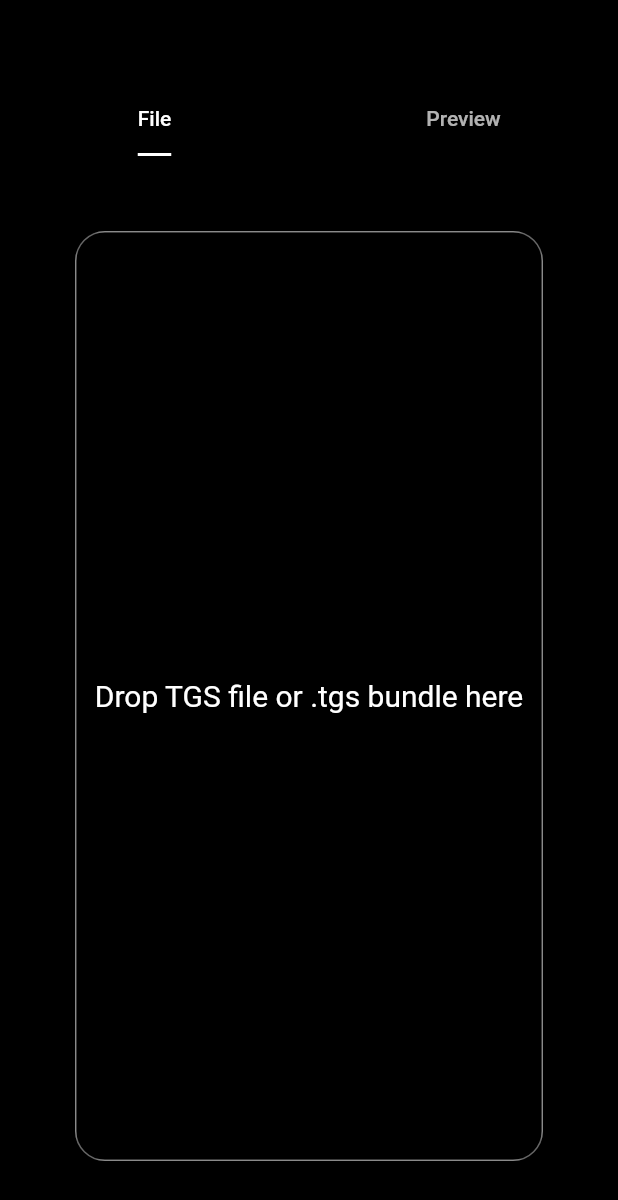
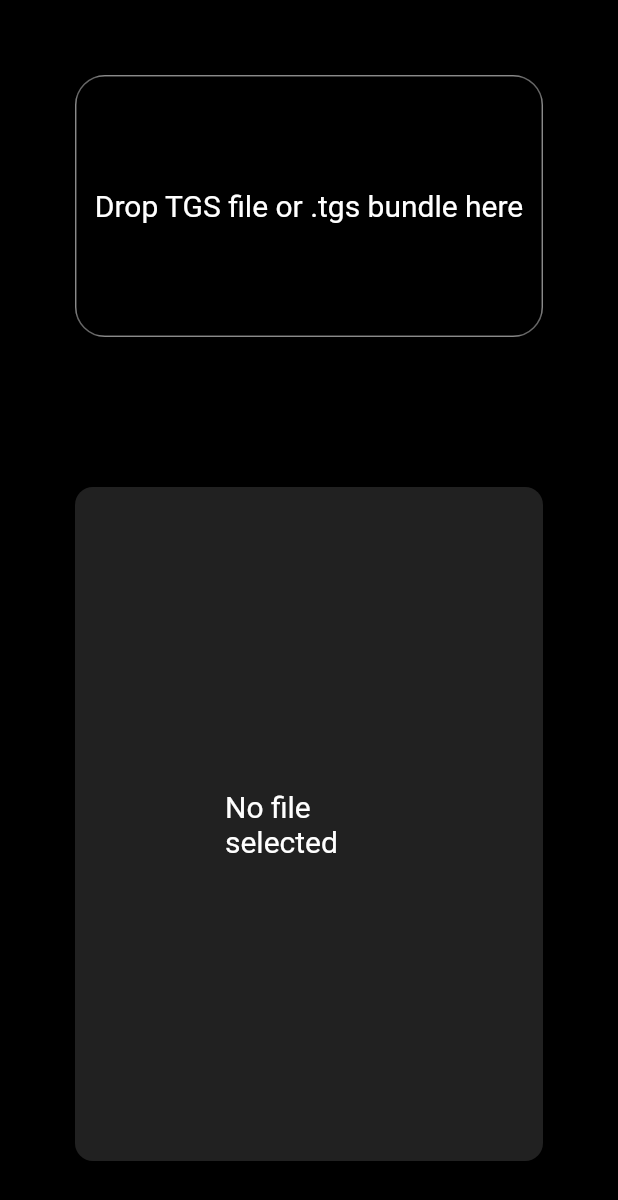
Before and after one commit to kamaravichow/tgs-viewer, a Flutter app: the screen it shows after launch, on a phone screen of 412 x 824 dp. Shown: the top 1200 px of the screen. Run offline on Flutter 3.47's test engine with Material 2 defaults, Android fonts, the phone set to English and light mode, and no system bars; our stand-ins replace cross_file, lottie; missing offline and left inert: desktop_drop, window_size.

Commit message:
home screen Ui updated

```diff
--- a/lib/main.dart
+++ b/lib/main.dart
@@ -6,7 +6,7 @@ import 'package:window_size/window_size.dart';
 
 void main() {
   WidgetsFlutterBinding.ensureInitialized();
-  if (Platform.isWindows || Platform.isLinux || Platform.isMacOS) {
+  if (Platform.isWindows || Platform.isLinux) {
     setWindowMaxSize(const Size(1024, 768));
     setWindowMinSize(const Size(512, 384));
     setWindowTitle('TGS Viewer');
--- a/lib/src/home.dart
+++ b/lib/src/home.dart
@@ -17,25 +17,12 @@ class _HomeScreenState extends State<HomeScreen>
     with SingleTickerProviderStateMixin {
   final List<XFile> _list = [];
 
-  PageController _pageController = PageController();
-  late TabController _tabController;
   bool _dragging = false;
 
   @override
   // init
   void initState() {
     super.initState();
-    _tabController = TabController(length: 2, vsync: this);
-    _tabController.addListener(() {
-      _pageController.jumpToPage(_tabController.index);
-    });
-    _pageController.addListener(() {
-      if (_pageController.page == _pageController.initialPage) {
-        _tabController.animateTo(0);
-      } else {
-        _tabController.animateTo(1);
-      }
-    });
   }
 
   @override
@@ -43,29 +30,13 @@ class _HomeScreenState extends State<HomeScreen>
     File? file = _list.isNotEmpty ? File(_list[0].path) : null;
     return Scaffold(
       resizeToAvoidBottomInset: false,
-      appBar: AppBar(
-        backgroundColor: Colors.black,
-        elevation: 0,
-        scrolledUnderElevation: 0,
-        title: SizedBox.shrink(),
-        bottom: TabBar(
-          indicatorSize: TabBarIndicatorSize.label,
-          indicatorColor: Colors.white,
-          controller: _tabController,
-          tabs: [
-            Tab(text: 'File'),
-            Tab(text: 'Preview'),
-          ],
-        ),
-      ),
       body: Container(
           color: Colors.black,
-          child: PageView(
-            physics: const BouncingScrollPhysics(),
-            scrollDirection: Axis.horizontal,
-            controller: _pageController,
+          child: Column(
             children: [
-              Container(
+              Expanded(
+                flex: 1,
+                child: Container(
                   width: double.infinity,
                   margin: const EdgeInsets.all(50),
                   height: double.infinity,
@@ -84,7 +55,6 @@ class _HomeScreenState extends State<HomeScreen>
                           detail.files.single.name.contains('.zip') ||
                           detail.files.single.name.contains('.tgs')) {
                         debugPrint(detail.files.single.path);
-                      _pageController.jumpToPage(1);
                         setState(() {
                           _list.clear();
                           _list.addAll(detail.files);
@@ -128,7 +98,10 @@ class _HomeScreenState extends State<HomeScreen>
                                     color: Colors.white, fontSize: 20)))),
                   ),
                 ),
-              Container(
+              ),
+              Expanded(
+                flex: 2,
+                child: Container(
                   height: double.infinity,
                   width: double.infinity,
                   padding: const EdgeInsets.all(100),
@@ -159,6 +132,7 @@ class _HomeScreenState extends State<HomeScreen>
                         }
                       }),
                 ),
+              ),
             ],
           )),
     );
```
Also changed, not shown: pubspec.lock. Lines whose indentation alone changed are shown as unchanged.
